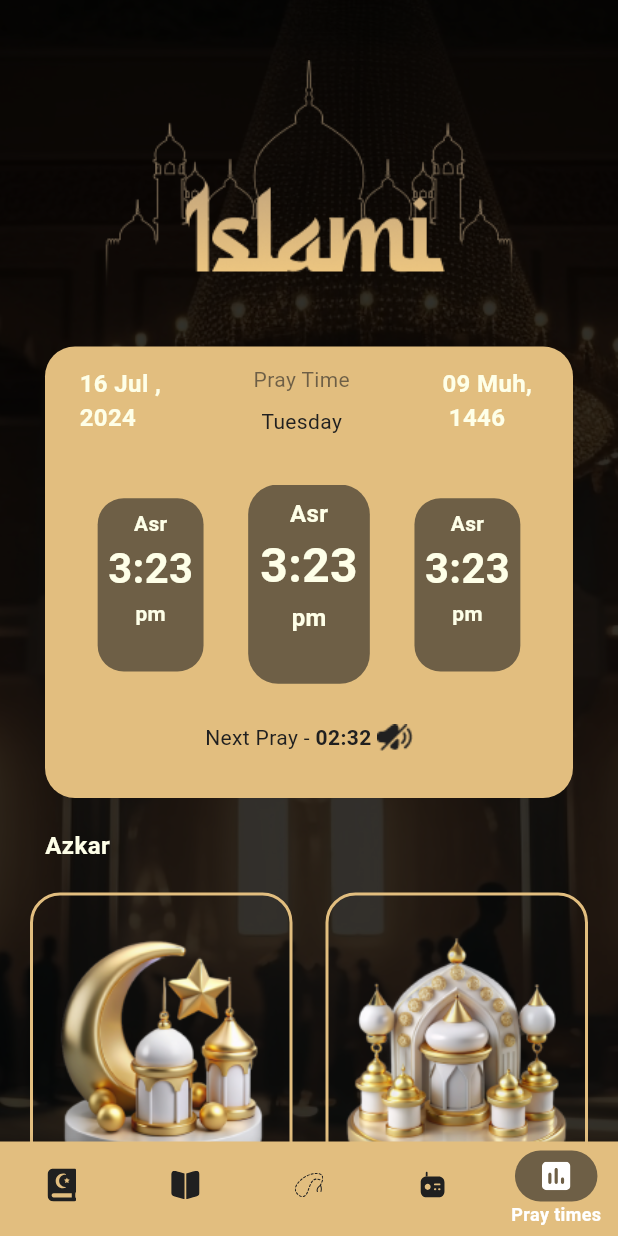
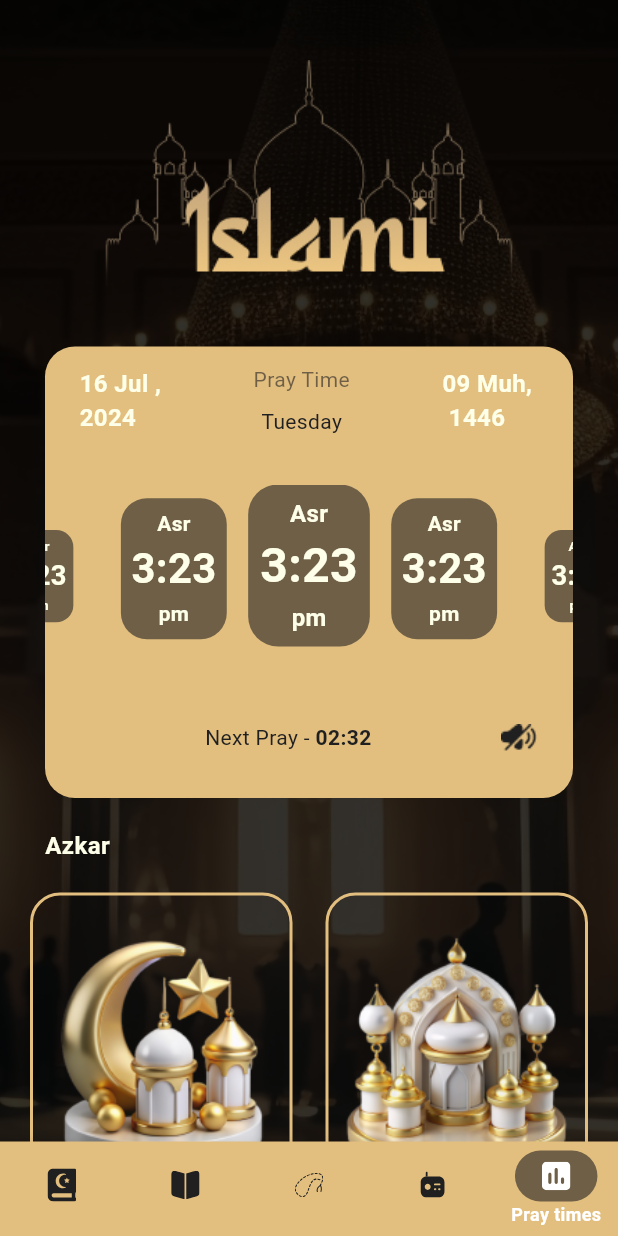
Before and after one commit to mayarkhaled6698/quran-app-c13-offline, a Flutter app: the Home screen opened by its route, item 5 of the bottom bar chosen, on a phone screen of 412 x 824 dp. Run offline on Flutter 3.47's test engine with Material 3 defaults, Android fonts, the phone set to English and light mode, and no system bars; drawn by our look-alikes of carousel_slider; our stand-ins replace flutter_svg, introduction_screen, shared_preferences; accounts and stored records are empty; project files that could hold a hidden picture were left out.

Commit message:
update in pray time

```diff
--- a/lib/presentation/screens/home/tabs/pray_times/pray_time.dart
+++ b/lib/presentation/screens/home/tabs/pray_times/pray_time.dart
@@ -1,7 +1,5 @@
 import 'package:carousel_slider/carousel_slider.dart';
 import 'package:flutter/material.dart';
-
-import '../../../../../core/resources/app_styles.dart';
 import '../../../../../core/resources/assets_manager.dart';
 import '../../../../../core/resources/colors_manager.dart';
 
@@ -86,10 +84,10 @@ class _PrayTimesTabState extends State<PrayTimesTab> {
                             return buildPrayTimeWidget();
                           },
                           options: CarouselOptions(
-                            autoPlay: false,
+                            autoPlay: true,
                             aspectRatio: 2.5,
                             enlargeCenterPage: true,
-                            viewportFraction: 0.3,
+                            viewportFraction: 0.256,
                           ),
                           itemCount: 7,
                         ),
@@ -97,17 +95,29 @@ class _PrayTimesTabState extends State<PrayTimesTab> {
                       Padding(
                         padding: const EdgeInsets.only(top: 18),
                         child: Row(
+                          children: [
+                            const Expanded(
+                              child: Padding(
+                                padding: EdgeInsets.only(left: 24),
+                                child: Row(
                                   mainAxisAlignment: MainAxisAlignment.center,
                                   children: [
-                            const Text(
+                                    Text(
                                       'Next Pray - ',
                                       style: TextStyle(color: ColorsManager.blackAcc),
                                     ),
-                            const Text(
+                                    Text(
                                       '02:32 ',
                                       style: TextStyle(color: ColorsManager.blackAcc, fontWeight: FontWeight.w700),
                                     ),
-                            Image.asset(AssetImages.volume),
+                                  ],
+                                ),
+                              ),
+                            ),
+                            Padding(
+                              padding: const EdgeInsets.only(right: 24),
+                              child: Image.asset(AssetImages.volume),
+                            ),
                           ],
                         ),
                       )
@@ -182,7 +192,8 @@ class _PrayTimesTabState extends State<PrayTimesTab> {
 }
 
 buildPrayTimeWidget() {
-  return Container(
+  return SingleChildScrollView(
+    child: Container(
       margin: const EdgeInsets.only(bottom: 8),
       padding: const EdgeInsets.all(8),
       decoration: BoxDecoration(
@@ -217,5 +228,6 @@ buildPrayTimeWidget() {
           ),
         ],
       ),
+    ),
   );
 }
```
Also changed, not shown: lib/presentation/screens/home/tabs/radio/radio.dart (+12 -0 lines). Lines whose indentation alone changed are shown as unchanged.
